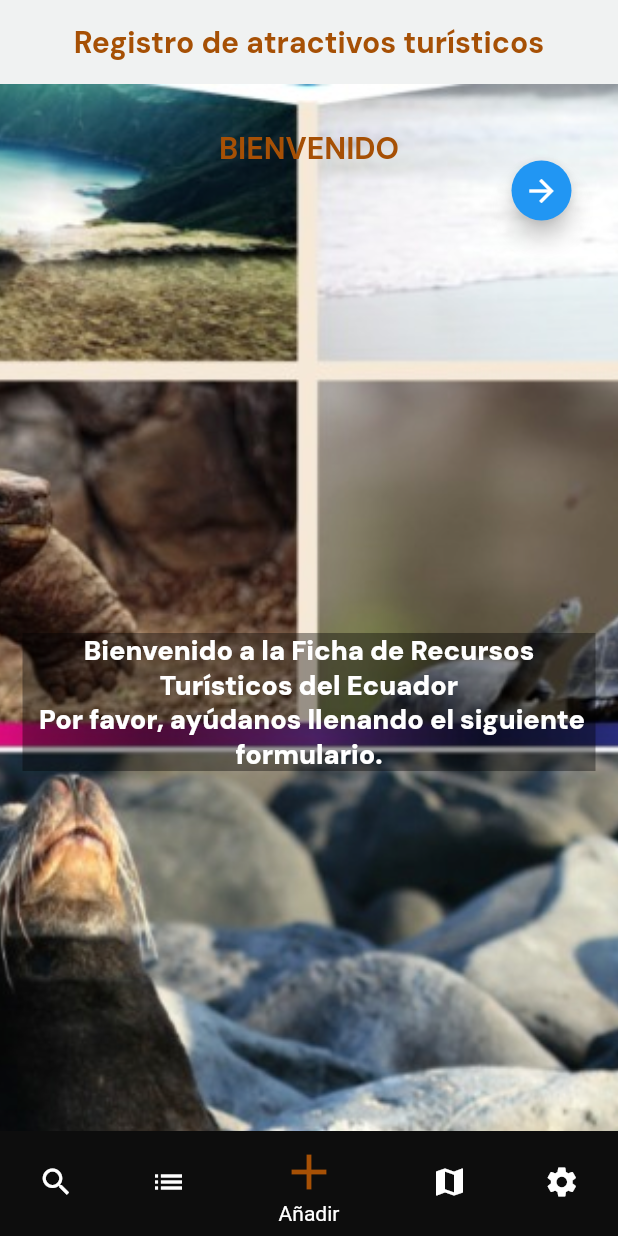
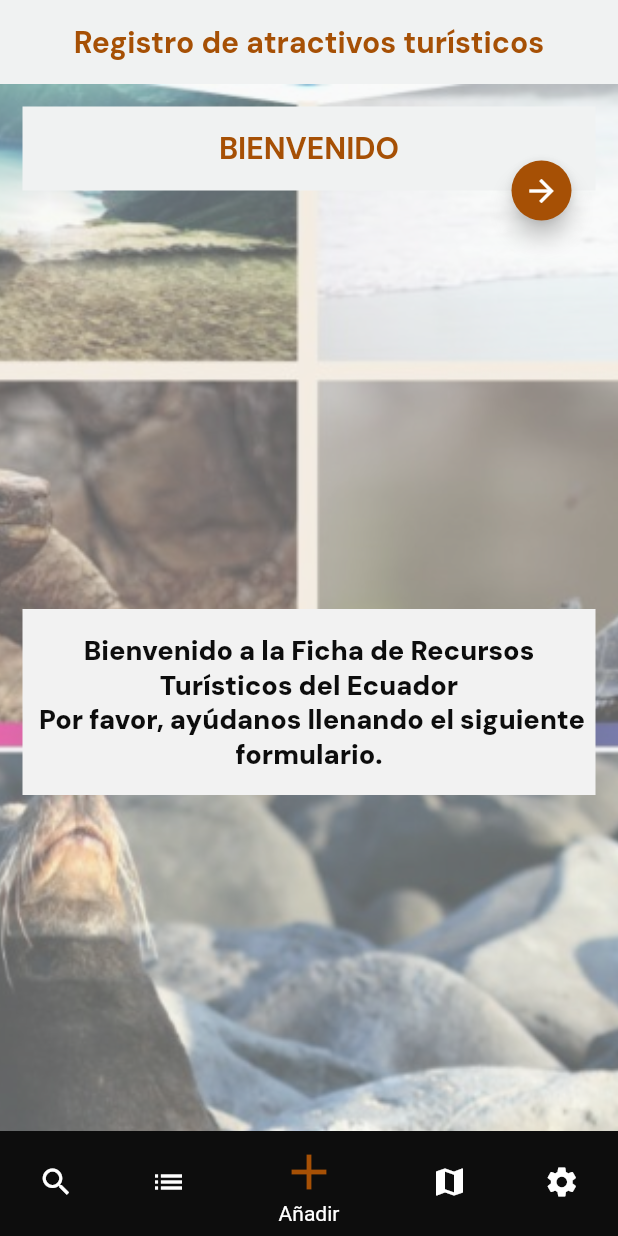
Before and after one commit to joSar2000/Turismo_Flutter, a Flutter app: the screen it shows after launch, on a phone screen of 412 x 824 dp. Run offline on Flutter 3.47's test engine with Material 2 defaults, Android fonts, the phone set to English and light mode, and no system bars; our stand-ins replace cloud_firestore, firebase_core, firebase_database, geolocator, google_fonts, google_maps_flutter and 4 more; missing offline and left inert: a package; accounts and stored records are empty.

Commit message:
Cambios a variables

```diff
--- a/lib/components/home.dart
+++ b/lib/components/home.dart
@@ -1,9 +1,7 @@
-
 import 'package:flutter/material.dart';
 import 'package:google_fonts/google_fonts.dart';
 import 'package:turismo_flutter/components/lista.dart';
 import 'package:turismo_flutter/pages/initial_page.dart';
-
 
 class Home extends StatefulWidget {
   // This widget is the root of your application.
@@ -12,18 +10,18 @@ class Home extends StatefulWidget {
 }
 
 class _Home extends State<Home> {
-
   int _currentIndex = 2;
   final tabs = [
     Center(child: Text("Buscar")),
     ListRecursos(),
-    initial_page(),
+    Initial_page(),
     Center(child: Text("Mapas")),
     Center(child: Text("Ajustes de aplicación")),
   ];
   @override
   Widget build(BuildContext context) {
     return MaterialApp(
+      debugShowCheckedModeBanner: false,
       title: 'Registro Atractivos Turísticos',
       home: Scaffold(
           backgroundColor: Color(0xFFF0F2F2),
--- a/lib/main.dart
+++ b/lib/main.dart
@@ -15,9 +15,10 @@ class MyApp extends StatelessWidget {
   @override
   Widget build(BuildContext context) {
     return MaterialApp(
-      initialRoute: initial_page.ROUTE,
+        debugShowCheckedModeBanner: false,
+      initialRoute: Initial_page.ROUTE,
       routes: {
-          initial_page.ROUTE: (_) => Home(),
+          Initial_page.ROUTE: (_) => Home(),
       },
     );
   }
--- a/lib/pages/initial_page.dart
+++ b/lib/pages/initial_page.dart
@@ -4,22 +4,24 @@ import 'package:hexcolor/hexcolor.dart';
 import 'package:flutter/material.dart';
 import 'package:turismo_flutter/pages/viewturista_table1.dart';
 
-class initial_page extends StatefulWidget {
+class Initial_page extends StatefulWidget {
   static const String ROUTE = '/';
-  const initial_page({Key? key}) : super(key: key);
+  const Initial_page({Key? key}) : super(key: key);
 
   @override
-  initial_pageState createState() => initial_pageState();
+  Initial_pageState createState() => Initial_pageState();
 }
 
-class initial_pageState extends State<initial_page> {
+class Initial_pageState extends State<Initial_page> {
   @override
   Widget build(BuildContext context) {
     return MaterialApp(
+      debugShowCheckedModeBanner: false,
       home: Container(width: 500,
       padding: EdgeInsets.all(15.0),
         decoration: BoxDecoration(
           image: DecorationImage(
+            colorFilter: new ColorFilter.mode(Colors.black.withOpacity(0.6), BlendMode.dstATop),
             image: AssetImage(
               'assets/principal.png',
             ),
@@ -34,8 +36,8 @@ class initial_pageState extends State<initial_page> {
           //backgroundColor: HexColor("#F0F2F2"),
           appBar: AppBar(centerTitle: true,
             elevation: 0,
-            //backgroundColor: HexColor("#F0F2F2"),
-            backgroundColor: Colors.transparent,
+            backgroundColor: HexColor("#F0F2F2"),
+            //backgroundColor: Colors.transparent,
             title: Text('BIENVENIDO',
                 textAlign: TextAlign.center,
                 maxLines: 1,
@@ -47,7 +49,8 @@ class initial_pageState extends State<initial_page> {
           ),
           body: Center(
             child: Container(
-              color: Colors.black38,
+              padding: EdgeInsets.only(top:16,bottom:16),
+              color: Color(0xfff2f2f2),
               child: Text(
                 "Bienvenido a la Ficha de Recursos Turísticos del Ecuador\n Por favor, ayúdanos llenando el siguiente formulario.",
                 textAlign: TextAlign.center,
@@ -55,12 +58,13 @@ class initial_pageState extends State<initial_page> {
                   fontWeight: FontWeight.w900,
                   fontSize: 18,
                   //color: HexColor("#364C59"),
-                  color: Colors.white
+                  color: Color(0xff0d0d0d)
                 ),
               ),
             ),
           ),
           floatingActionButton: FloatingActionButton(
+            backgroundColor: Color(0xffA65005),
             child: Icon(Icons.arrow_forward),
             mini: true,
             onPressed: () {
```
Also changed, not shown: pubspec.lock.
